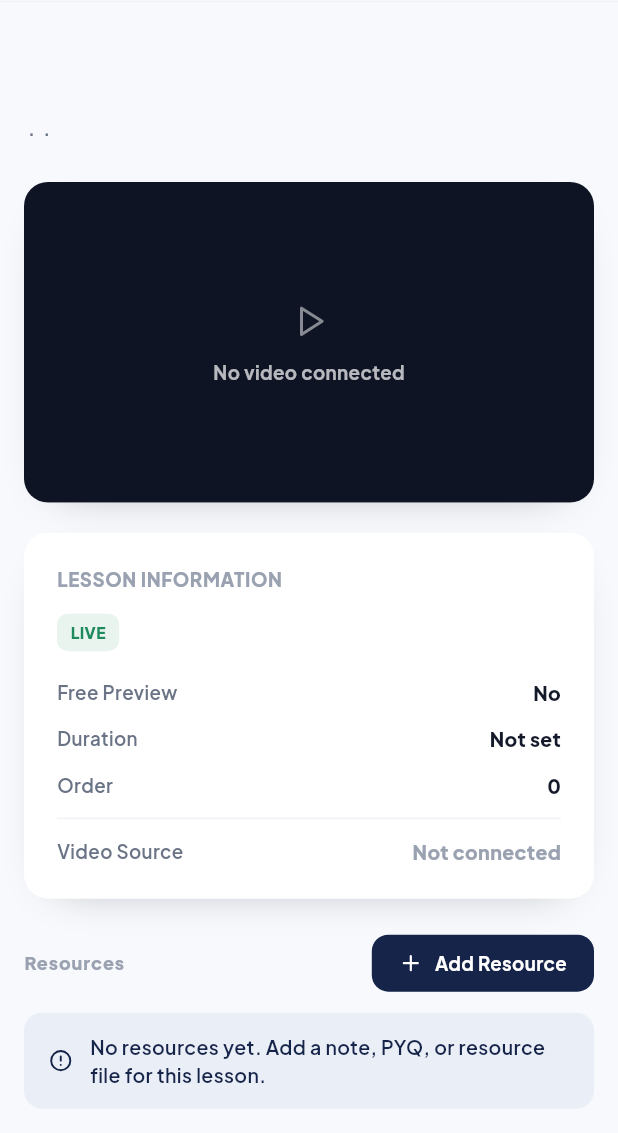
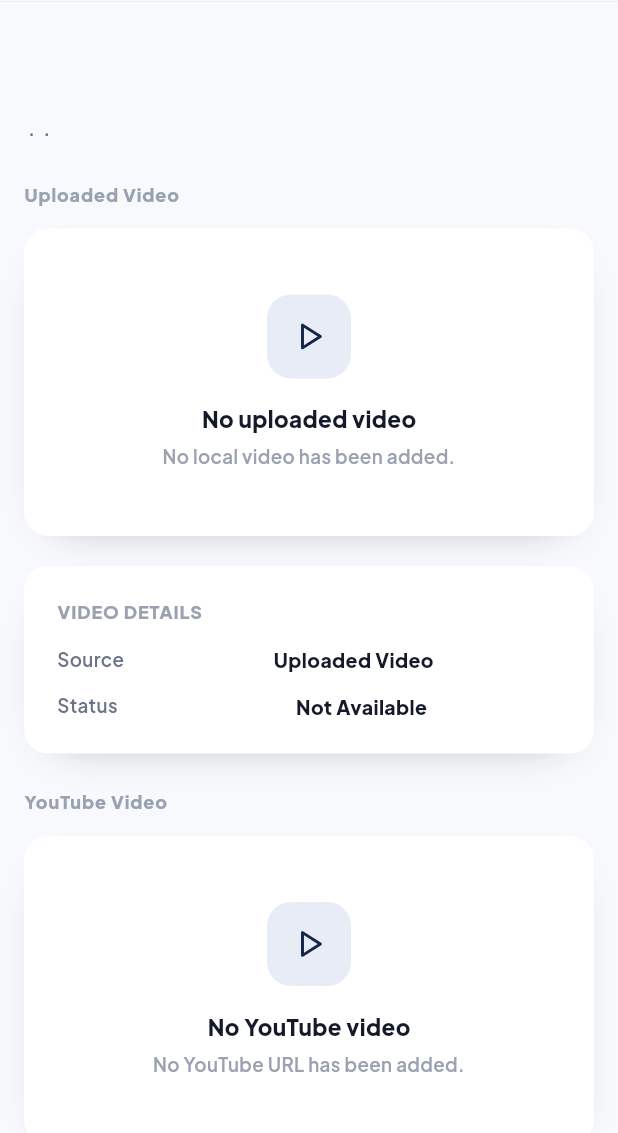
Before and after one commit to portfoliobuilders/Gtec-Elessons-Admin-Frontend, a Flutter app: the LessonDetailScreen screen opened by its route, on a phone screen of 412 x 824 dp, the part 103-1236 px from its top. Run offline on Flutter 3.47's test engine with Material 3 defaults, Android fonts, the phone set to English and light mode, and no system bars; our stand-ins replace file_picker, flutter_svg, google_fonts, lottie, shared_preferences; missing offline and left inert: dart:html, dart:ui_web, excel; accounts and stored records are empty.

Commit message:
lesson video showing screen update

```diff
--- a/lib/views/screens/curriculum/lesson_detail_screen.dart
+++ b/lib/views/screens/curriculum/lesson_detail_screen.dart
@@ -2,7 +2,6 @@ import 'package:flutter/material.dart';
 import 'package:provider/provider.dart';
 
 import '../../../controllers/curriculum_controller.dart';
-import '../../../core/config/api_config.dart';
 import '../../../core/constants/app_colors.dart';
 import '../../../core/constants/app_icons.dart';
 import '../../../core/theme/app_text_styles.dart';
@@ -17,7 +16,7 @@ import '../../widgets/curriculum/add_resource_dialog.dart';
 import '../../widgets/curriculum/curriculum_breadcrumb.dart';
 import '../../widgets/curriculum/curriculum_header.dart';
 import '../../widgets/curriculum/lesson_card.dart';
-import '../../widgets/curriculum/lesson_video_player.dart';
+import '../../widgets/curriculum/lesson_video_sections.dart';
 import '../../widgets/curriculum/resource_card.dart';
 import '../../widgets/nav_presets.dart';
 import '../../widgets/shared_widgets.dart';
@@ -30,20 +29,16 @@ import '../../widgets/shared_widgets.dart';
 class LessonDetailScreen extends StatelessWidget {
   const LessonDetailScreen({super.key});
 
-  void _goToCurriculum(BuildContext context) =>
-      Navigator.of(context).pushReplacementNamed(AppRoutes.curriculum);
+  void _goToCurriculum(BuildContext context) => Navigator.of(context).pushReplacementNamed(AppRoutes.curriculum);
 
-  void _goToGrade(BuildContext context) =>
-      Navigator.of(context).pushReplacementNamed(AppRoutes.curriculumGradeDetail);
+  void _goToGrade(BuildContext context) => Navigator.of(context).pushReplacementNamed(AppRoutes.curriculumGradeDetail);
 
-  void _goToSubject(BuildContext context) =>
-      Navigator.of(context).pushReplacementNamed(AppRoutes.curriculumSubjects);
+  void _goToSubject(BuildContext context) => Navigator.of(context).pushReplacementNamed(AppRoutes.curriculumSubjects);
 
   void _goToChapter(BuildContext context) =>
       Navigator.of(context).pushReplacementNamed(AppRoutes.curriculumChapterDetail);
 
-  void _editLesson(BuildContext context) =>
-      Navigator.of(context).pushReplacementNamed(AppRoutes.curriculumAddLesson);
+  void _editLesson(BuildContext context) => Navigator.of(context).pushReplacementNamed(AppRoutes.curriculumAddLesson);
 
   Future<void> _addResource(BuildContext context, String lessonId) async {
     final created = await showAddResourceDialog(context, lessonId: lessonId);
@@ -101,20 +96,18 @@ class LessonDetailScreen extends StatelessWidget {
           children: [
             CurriculumHeader(title: lesson.title, subtitle: '${grade.name} · ${subject.name} · ${chapter.name}'),
             const SizedBox(height: 24),
-            FlexRow(
-              gap: 20,
-              items: [
-                (62, _VideoPreviewCard(lesson: lesson)),
-                (38, _LessonInfoCard(lesson: lesson, duration: duration)),
-              ],
-            ),
+            LessonVideoSections(lesson: lesson),
+            const SizedBox(height: 24),
+            _LessonInfoCard(lesson: lesson, duration: duration),
             if (lesson.description != null && lesson.description!.isNotEmpty) ...[
               const SizedBox(height: 24),
               Text('DESCRIPTION',
-                  style: AppTextStyles.jakarta(size: 12, weight: FontWeight.w800, color: AppColors.grey, letterSpacing: 0.4)),
+                  style: AppTextStyles.jakarta(
+                      size: 12, weight: FontWeight.w800, color: AppColors.grey, letterSpacing: 0.4)),
               const SizedBox(height: 8),
               Text(lesson.description!,
-                  style: AppTextStyles.jakarta(size: 13.5, weight: FontWeight.w600, color: AppColors.body, height: 1.6)),
+                  style:
+                      AppTextStyles.jakarta(size: 13.5, weight: FontWeight.w600, color: AppColors.body, height: 1.6)),
             ],
             const SizedBox(height: 24),
             Row(
@@ -145,104 +138,7 @@ class LessonDetailScreen extends StatelessWidget {
   }
 }
 
-/// Left pane — a YouTube thumbnail preview when a video is set (a static
-/// preview image, not an embedded player — this app has no video-player
-/// dependency and none is added here), or a clean "no video" state.
-enum _LessonVideoSource { upload, youtube, none }
-
-_LessonVideoSource _effectiveVideoSource(AdminLessonModel lesson) {
-  final hasUploadedVideo = lesson.videoSourceType == 'UPLOAD' &&
-      lesson.videoUrl != null &&
-      lesson.videoUrl!.isNotEmpty;
-  final hasYouTube = lesson.youtubeId != null && lesson.youtubeId!.isNotEmpty;
-  if (hasUploadedVideo) return _LessonVideoSource.upload;
-  if (hasYouTube) return _LessonVideoSource.youtube;
-  return _LessonVideoSource.none;
-}
-
-String _absoluteUploadedVideoUrl(String videoUrl) {
-  final videoUri = Uri.tryParse(videoUrl);
-  if (videoUri != null && videoUri.hasScheme && videoUri.hasAuthority) return videoUrl;
-
-  final apiUri = Uri.parse(ApiConfig.baseUrl);
-  if (videoUrl.startsWith('//')) return '${apiUri.scheme}:$videoUrl';
-  final origin = '${apiUri.scheme}://${apiUri.authority}';
-  return '$origin${videoUrl.startsWith('/') ? videoUrl : '/$videoUrl'}';
-}
-
-String _formatVideoSize(int bytes) {
-  const units = ['B', 'KB', 'MB', 'GB', 'TB'];
-  var size = bytes.toDouble();
-  var unit = 0;
-  while (size >= 1024 && unit < units.length - 1) {
-    size /= 1024;
-    unit++;
-  }
-  return unit == 0 ? '${size.toStringAsFixed(0)} ${units[unit]}' : '${size.toStringAsFixed(2)} ${units[unit]}';
-}
-
-class _VideoPreviewCard extends StatelessWidget {
-  const _VideoPreviewCard({required this.lesson});
-
-  final AdminLessonModel lesson;
-
-  @override
-  Widget build(BuildContext context) {
-    final source = _effectiveVideoSource(lesson);
-    final youtubeId = lesson.youtubeId;
-
-    return AppCard(
-      padding: EdgeInsets.zero,
-      clip: true,
-      child: AspectRatio(
-        aspectRatio: 16 / 9,
-        child: Container(
-          color: AppColors.sidebarBg,
-          child: switch (source) {
-            _LessonVideoSource.upload => LessonVideoPlayer(
-                videoUrl: _absoluteUploadedVideoUrl(lesson.videoUrl!),
-              ),
-            _LessonVideoSource.youtube => Stack(
-                fit: StackFit.expand,
-                children: [
-                  Image.network(
-                    'https://img.youtube.com/vi/$youtubeId/hqdefault.jpg',
-                    fit: BoxFit.cover,
-                    errorBuilder: (context, error, stackTrace) => const SizedBox.shrink(),
-                  ),
-                  Container(color: Colors.black.withValues(alpha: 0.18)),
-                  Center(
-                    child: Container(
-                      width: 56,
-                      height: 56,
-                      decoration: const BoxDecoration(color: Colors.white, shape: BoxShape.circle),
-                      child: const Center(
-                        child: AppIcon(AppIcons.play, size: 24, color: AppColors.navy, strokeWidth: 1.8),
-                      ),
-                    ),
-                  ),
-                ],
-              ),
-            _LessonVideoSource.none => Center(
-                child: Column(
-                  mainAxisSize: MainAxisSize.min,
-                  children: [
-                    AppIcon(AppIcons.play, size: 30, color: AppColors.white.withValues(alpha: 0.5), strokeWidth: 1.6),
-                    const SizedBox(height: 10),
-                    Text('No video connected',
-                        style: AppTextStyles.jakarta(
-                            size: 12.5, weight: FontWeight.w700, color: AppColors.white.withValues(alpha: 0.7))),
-                  ],
-                ),
-              ),
-          },
-        ),
-      ),
-    );
-  }
-}
-
-/// Right pane — status + at-a-glance fields, matching the mockup's
+/// Lesson status and at-a-glance fields, retaining the existing
 /// "LESSON INFORMATION" panel.
 class _LessonInfoCard extends StatelessWidget {
   const _LessonInfoCard({required this.lesson, required this.duration});
@@ -252,14 +148,13 @@ class _LessonInfoCard extends StatelessWidget {
 
   @override
   Widget build(BuildContext context) {
-    final source = _effectiveVideoSource(lesson);
-
     return AppCard(
       child: Column(
         crossAxisAlignment: CrossAxisAlignment.start,
         children: [
           Text('LESSON INFORMATION',
-              style: AppTextStyles.jakarta(size: 12.5, weight: FontWeight.w800, color: AppColors.grey, letterSpacing: 0.4)),
+              style: AppTextStyles.jakarta(
+                  size: 12.5, weight: FontWeight.w800, color: AppColors.grey, letterSpacing: 0.4)),
           const SizedBox(height: 14),
           Row(
             children: [
@@ -276,33 +171,6 @@ class _LessonInfoCard extends StatelessWidget {
           _InfoRow(label: 'Duration', value: duration ?? 'Not set'),
           const SizedBox(height: 12),
           _InfoRow(label: 'Order', value: '${lesson.order}'),
-          const SizedBox(height: 12),
-          Container(height: 1, color: AppColors.hairline),
-          const SizedBox(height: 12),
-          if (source == _LessonVideoSource.upload) ...[
-            const _InfoRow(label: 'Video Source', value: 'Uploaded', valueColor: AppColors.green),
-            if (lesson.videoFileName != null && lesson.videoFileName!.isNotEmpty) ...[
-              const SizedBox(height: 12),
-              _InfoRow(label: 'File', value: lesson.videoFileName!),
-            ],
-            if (lesson.videoSizeBytes != null) ...[
-              const SizedBox(height: 12),
-              _InfoRow(label: 'Size', value: _formatVideoSize(lesson.videoSizeBytes!)),
-            ],
-            if (lesson.videoMimeType != null && lesson.videoMimeType!.isNotEmpty) ...[
-              const SizedBox(height: 12),
-              _InfoRow(label: 'Type', value: lesson.videoMimeType!),
-            ],
-            const SizedBox(height: 12),
-            _InfoRow(
-              label: 'Offline Download',
-              value: lesson.allowOffline ? 'Allowed' : 'Disabled',
-              valueColor: lesson.allowOffline ? AppColors.green : AppColors.grey,
-            ),
-          ] else if (source == _LessonVideoSource.youtube)
-            const _InfoRow(label: 'YouTube', value: 'Connected', valueColor: AppColors.green)
-          else
-            const _InfoRow(label: 'Video Source', value: 'Not connected', valueColor: AppColors.grey),
         ],
       ),
     );
@@ -310,11 +178,10 @@ class _LessonInfoCard extends StatelessWidget {
 }
 
 class _InfoRow extends StatelessWidget {
-  const _InfoRow({required this.label, required this.value, this.valueColor});
+  const _InfoRow({required this.label, required this.value});
 
   final String label;
   final String value;
-  final Color? valueColor;
 
   @override
   Widget build(BuildContext context) {
@@ -322,8 +189,7 @@ class _InfoRow extends StatelessWidget {
       mainAxisAlignment: MainAxisAlignment.spaceBetween,
       children: [
         Text(label, style: AppTextStyles.jakarta(size: 12.5, weight: FontWeight.w600, color: AppColors.muted)),
-        Text(value,
-            style: AppTextStyles.jakarta(size: 13, weight: FontWeight.w800, color: valueColor ?? AppColors.ink)),
+        Text(value, style: AppTextStyles.jakarta(size: 13, weight: FontWeight.w800, color: AppColors.ink)),
       ],
     );
   }
--- /dev/null
+++ b/lib/views/widgets/curriculum/lesson_video_sections.dart
@@ -0,0 +1,212 @@
+import 'package:flutter/material.dart';
+
+import '../../../core/config/api_config.dart';
+import '../../../core/constants/app_colors.dart';
+import '../../../core/constants/app_icons.dart';
+import '../../../core/constants/app_sizes.dart';
+import '../../../core/theme/app_text_styles.dart';
+import '../../../core/widgets/app_card.dart';
+import '../../../models/admin/curriculum_models.dart';
+import 'curriculum_form_card.dart';
+import 'lesson_video_player.dart';
+
+/// Display stored sources independently; videoSourceType remains the backend's
+/// effective playback choice and does not determine which sections are shown.
+class LessonVideoSections extends StatelessWidget {
+  const LessonVideoSections({super.key, required this.lesson});
+
+  final AdminLessonModel lesson;
+
+  @override
+  Widget build(BuildContext context) {
+    final uploadedUrl = lesson.videoUrl?.trim() ?? '';
+    final hasUpload = uploadedUrl.isNotEmpty;
+    final youtubeId = _youtubePreviewId(lesson);
+    final youtubeUrl = lesson.youtubeUrl?.trim();
+    final hasYoutube = youtubeId != null;
+    return Column(
+      crossAxisAlignment: CrossAxisAlignment.stretch,
+      children: [
+        _VideoSection(
+          key: const ValueKey('uploaded-video-section'),
+          title: 'Uploaded Video',
+          preview: hasUpload
+              ? _PreviewCard(
+                  child:
+                      LessonVideoPlayer(key: ValueKey(uploadedUrl), videoUrl: _absoluteUploadedVideoUrl(uploadedUrl)))
+              : const CurriculumEmptyState(
+                  icon: AppIcons.play, title: 'No uploaded video', message: 'No local video has been added.'),
+          details: [
+            const _VideoDetail(label: 'Source', value: 'Uploaded Video'),
+            if (!hasUpload)
+              const _VideoDetail(label: 'Status', value: 'Not Available')
+            else ...[
+              if (lesson.videoFileName?.trim().isNotEmpty ?? false)
+                _VideoDetail(label: 'File', value: lesson.videoFileName!),
+              if (lesson.videoSizeBytes != null)
+                _VideoDetail(label: 'Size', value: _formatVideoSize(lesson.videoSizeBytes!)),
+              if (lesson.videoMimeType?.trim().isNotEmpty ?? false)
+                _VideoDetail(label: 'Type', value: lesson.videoMimeType!),
+              _VideoDetail(
+                  label: 'Offline Download',
+                  value: lesson.allowOffline ? 'Allowed' : 'Disabled',
+                  valueColor: lesson.allowOffline ? AppColors.green : AppColors.grey),
+            ],
+          ],
+        ),
+        const SizedBox(height: 24),
+        _VideoSection(
+          key: const ValueKey('youtube-video-section'),
+          title: 'YouTube Video',
+          preview: hasYoutube
+              ? _PreviewCard(
+                  child: Stack(
+                  key: const ValueKey('youtube-preview'),
+                  fit: StackFit.expand,
+                  children: [
+                    Image.network('https://img.youtube.com/vi/$youtubeId/hqdefault.jpg',
+                        fit: BoxFit.cover,
+                        errorBuilder: (context, error, stackTrace) => Center(
+                            child: Text('YouTube preview unavailable',
+                                style: AppTextStyles.jakarta(color: AppColors.white)))),
+                    Container(color: Colors.black.withValues(alpha: 0.18)),
+                    Center(
+                        child: Container(
+                            width: 56,
+                            height: 56,
+                            decoration: const BoxDecoration(color: Colors.white, shape: BoxShape.circle),
+                            child: const Center(
+                                child: AppIcon(AppIcons.play, size: 24, color: AppColors.navy, strokeWidth: 1.8)))),
+                  ],
+                ))
+              : const CurriculumEmptyState(
+                  icon: AppIcons.play, title: 'No YouTube video', message: 'No YouTube URL has been added.'),
+          details: [
+            const _VideoDetail(label: 'Source', value: 'YouTube'),
+            if (hasYoutube && youtubeUrl != null && youtubeUrl.isNotEmpty)
+              _VideoDetail(label: 'URL', value: youtubeUrl),
+            _VideoDetail(
+                label: 'Status',
+                value: hasYoutube ? 'Connected' : 'Not Available',
+                valueColor: hasYoutube ? AppColors.green : AppColors.grey),
+          ],
+        ),
+      ],
+    );
+  }
+}
+
+// The existing preview is a thumbnail keyed by video id. Read the same id
+// from a returned YouTube URL when the response omits youtubeId.
+String? _youtubePreviewId(AdminLessonModel lesson) {
+  final id = lesson.youtubeId?.trim();
+  final validId = RegExp(r'^[a-zA-Z0-9_-]{11}$');
+  if (id != null && validId.hasMatch(id)) return id;
+  final uri = Uri.tryParse(lesson.youtubeUrl?.trim() ?? '');
+  if (uri == null || !const ['https', 'http'].contains(uri.scheme)) return null;
+  final host = uri.host.toLowerCase();
+  String? candidate;
+  if (host == 'youtu.be') {
+    candidate = uri.pathSegments.firstOrNull;
+  } else if (host == 'youtube.com' ||
+      host.endsWith('.youtube.com') ||
+      host == 'youtube-nocookie.com' ||
+      host.endsWith('.youtube-nocookie.com')) {
+    candidate = uri.queryParameters['v'];
+    if (candidate == null &&
+        uri.pathSegments.length >= 2 &&
+        const ['embed', 'shorts', 'live'].contains(uri.pathSegments.first)) {
+      candidate = uri.pathSegments[1];
+    }
+  }
+  return candidate != null && validId.hasMatch(candidate) ? candidate : null;
+}
+
+String _absoluteUploadedVideoUrl(String videoUrl) {
+  final videoUri = Uri.tryParse(videoUrl);
+  if (videoUri != null && videoUri.hasScheme && videoUri.hasAuthority) return videoUrl;
+  final apiUri = Uri.parse(ApiConfig.baseUrl);
+  if (videoUrl.startsWith('//')) return '${apiUri.scheme}:$videoUrl';
+  final origin = '${apiUri.scheme}://${apiUri.authority}';
+  return '$origin${videoUrl.startsWith('/') ? videoUrl : '/$videoUrl'}';
+}
+
+String _formatVideoSize(int bytes) {
+  const units = ['B', 'KB', 'MB', 'GB', 'TB'];
+  var size = bytes.toDouble();
+  var unit = 0;
+  while (size >= 1024 && unit < units.length - 1) {
+    size /= 1024;
+    unit++;
+  }
+  return unit == 0 ? '${size.toStringAsFixed(0)} ${units[unit]}' : '${size.toStringAsFixed(2)} ${units[unit]}';
+}
+
+class _PreviewCard extends StatelessWidget {
+  const _PreviewCard({required this.child});
+  final Widget child;
+
+  @override
+  Widget build(BuildContext context) => AppCard(
+      padding: EdgeInsets.zero,
+      clip: true,
+      child: AspectRatio(aspectRatio: 16 / 9, child: ColoredBox(color: AppColors.sidebarBg, child: child)));
+}
+
+class _VideoSection extends StatelessWidget {
+  const _VideoSection({super.key, required this.title, required this.preview, required this.details});
+  final String title;
+  final Widget preview;
+  final List<Widget> details;
+
+  @override
+  Widget build(BuildContext context) {
+    final info = AppCard(
+        child: Column(crossAxisAlignment: CrossAxisAlignment.start, children: [
+      Text('VIDEO DETAILS', style: AppTextStyles.eyebrow),
+      const SizedBox(height: 14),
+      for (var i = 0; i < details.length; i++) ...[
+        if (i != 0) const SizedBox(height: 12),
+        details[i],
+      ],
+    ]));
+    return Column(crossAxisAlignment: CrossAxisAlignment.stretch, children: [
+      Text(title, style: AppTextStyles.eyebrow),
+      const SizedBox(height: 14),
+      LayoutBuilder(builder: (context, constraints) {
+        // Use the app's phone breakpoint against available space, including
+        // when the desktop sidebar leaves a narrow content column.
+        if (constraints.maxWidth < AppSizes.phone) {
+          return Column(
+              crossAxisAlignment: CrossAxisAlignment.stretch, children: [preview, const SizedBox(height: 20), info]);
+        }
+        return Row(crossAxisAlignment: CrossAxisAlignment.start, children: [
+          Expanded(flex: 62, child: preview),
+          const SizedBox(width: 20),
+          Expanded(flex: 38, child: info),
+        ]);
+      }),
+    ]);
+  }
+}
+
+class _VideoDetail extends StatelessWidget {
+  const _VideoDetail({required this.label, required this.value, this.valueColor});
+  final String label;
+  final String value;
+  final Color? valueColor;
+
+  @override
+  Widget build(BuildContext context) => Row(crossAxisAlignment: CrossAxisAlignment.start, children: [
+        Flexible(
+            flex: 4,
+            child:
+                Text(label, style: AppTextStyles.jakarta(size: 12.5, weight: FontWeight.w600, color: AppColors.muted))),
+        const SizedBox(width: 12),
+        Expanded(
+            flex: 6,
+            child: Text(value,
+                textAlign: TextAlign.right,
+                style: AppTextStyles.jakarta(size: 13, weight: FontWeight.w800, color: valueColor ?? AppColors.ink))),
+      ]);
+}
```
Also changed, not shown: 1 other file.
